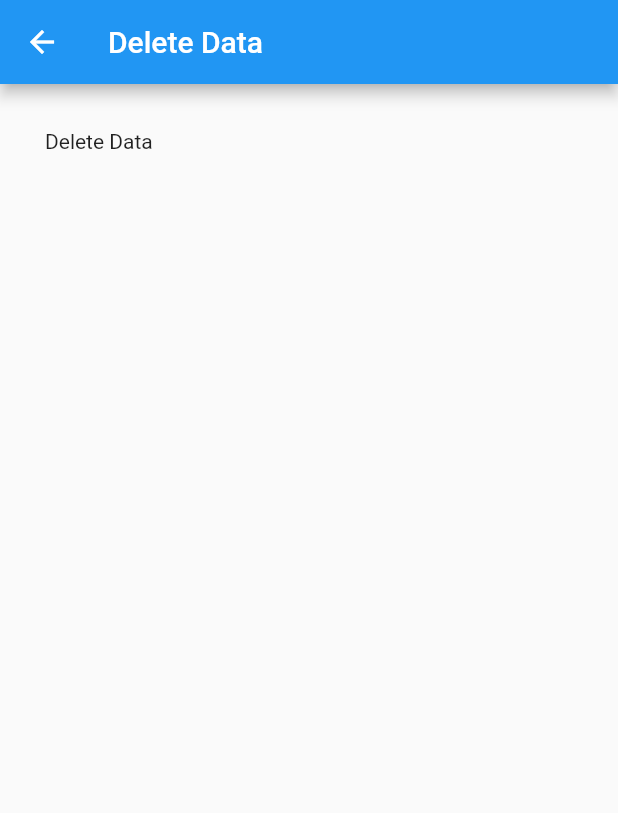
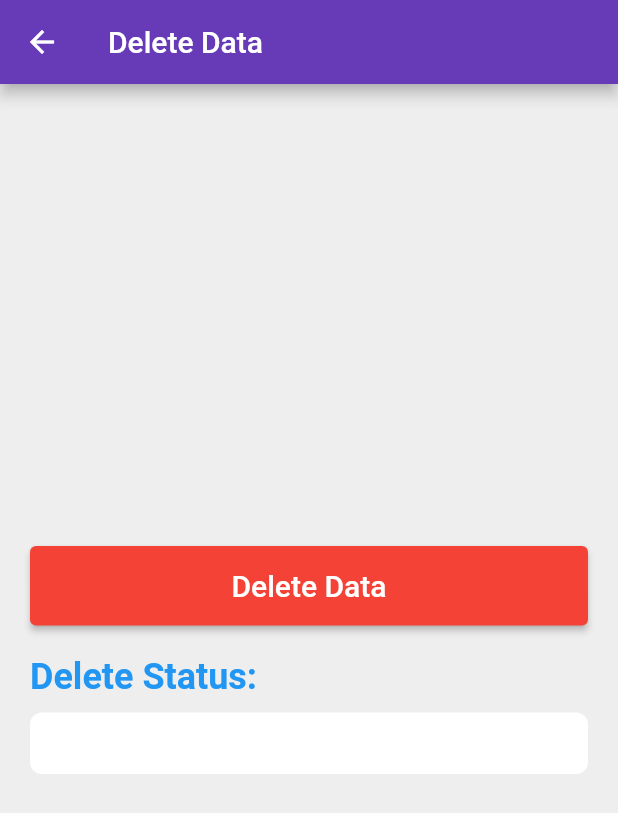
Before and after one commit to Gunjit27/api_app, a Flutter app: the DeleteData screen opened directly, on a phone screen of 412 x 824 dp. Shown: the top 813 px of the screen. Run offline on Flutter 3.47's test engine with Material 2 defaults, Android fonts, the phone set to English and light mode, and no system bars.

Commit message:
Update DeleteData.dart

```diff
--- a/lib/DeleteData.dart
+++ b/lib/DeleteData.dart
@@ -2,26 +2,55 @@ import 'package:flutter/material.dart';
 import 'package:http/http.dart' as http;
 
 class DeleteData extends StatefulWidget {
-  const DeleteData({super.key});
+  const DeleteData({Key? key});
 
   @override
-  State<DeleteData> createState() => _DeleteDataState();
+  _DeleteDataState createState() => _DeleteDataState();
 }
 
 class _DeleteDataState extends State<DeleteData> {
-  void DeleteData() async {
+  String deleteStatus = '';
+
+  Future<void> deleteData() async {
     final url = Uri.parse('https://dummy.restapiexample.com/api/v1/delete/2/');
 
     try {
       final response = await http.delete(url);
 
-    if (response.statusCode == 200) {
-      print('Data deleted successfully');
+      if (response.statusCode == 200 || response.statusCode == 204) {
+        setState(() {
+          deleteStatus = 'Data deleted successfully';
+        });
+      } else if (response.statusCode == 301 || response.statusCode == 302) {
+        final redirectUrl = response.headers['location'];
+        if (redirectUrl != null) {
+          final redirectResponse = await http.delete(Uri.parse(redirectUrl));
+          if (redirectResponse.statusCode == 200 ||
+              redirectResponse.statusCode == 204) {
+            setState(() {
+              deleteStatus = 'Data deleted successfully';
+            });
           } else {
-      print('Failed to delete data. Status code: ${response.statusCode}');
+            setState(() {
+              deleteStatus =
+                  'Failed to delete data. Status code: ${redirectResponse.statusCode}';
+            });
+          }
+        } else {
+          setState(() {
+            deleteStatus = 'Failed to delete data. Redirection URL not found.';
+          });
+        }
+      } else {
+        setState(() {
+          deleteStatus =
+              'Failed to delete data. Status code: ${response.statusCode}';
+        });
       }
     } catch (e) {
-    print('Error occurred while deleting data: $e');
+      setState(() {
+        deleteStatus = 'Error occurred while deleting data: $e';
+      });
     }
   }
 
@@ -29,11 +58,51 @@ class _DeleteDataState extends State<DeleteData> {
   Widget build(BuildContext context) {
     return Scaffold(
       appBar: AppBar(
-          title: Text("Delete Data"),
+        title: const Text("Delete Data"),
+        backgroundColor: Colors.deepPurple,
       ),
       body: Container(
-          padding: EdgeInsets.symmetric(horizontal: 30, vertical: 30),
-          child: Text("Delete Data"),
-        ));
+        color: Colors.grey[200],
+        padding: const EdgeInsets.all(20),
+        child: Column(
+          crossAxisAlignment: CrossAxisAlignment.stretch,
+          mainAxisAlignment: MainAxisAlignment.center,
+          children: [
+            ElevatedButton(
+              onPressed: deleteData,
+              style: ElevatedButton.styleFrom(
+                primary: Colors.red,
+                padding: const EdgeInsets.symmetric(vertical: 15),
+              ),
+              child: const Text(
+                "Delete Data",
+                style: TextStyle(fontSize: 20),
+              ),
+            ),
+            const SizedBox(height: 20),
+            Text(
+              'Delete Status:',
+              style: TextStyle(
+                fontSize: 24,
+                fontWeight: FontWeight.bold,
+                color: Colors.blue,
+              ),
+            ),
+            const SizedBox(height: 10),
+            Container(
+              padding: const EdgeInsets.all(10),
+              decoration: BoxDecoration(
+                color: Colors.white,
+                borderRadius: BorderRadius.circular(8),
+              ),
+              child: Text(
+                deleteStatus,
+                style: TextStyle(fontSize: 18),
+              ),
+            ),
+          ],
+        ),
+      ),
+    );
   }
 }
```
Lines whose indentation alone changed are shown as unchanged.
